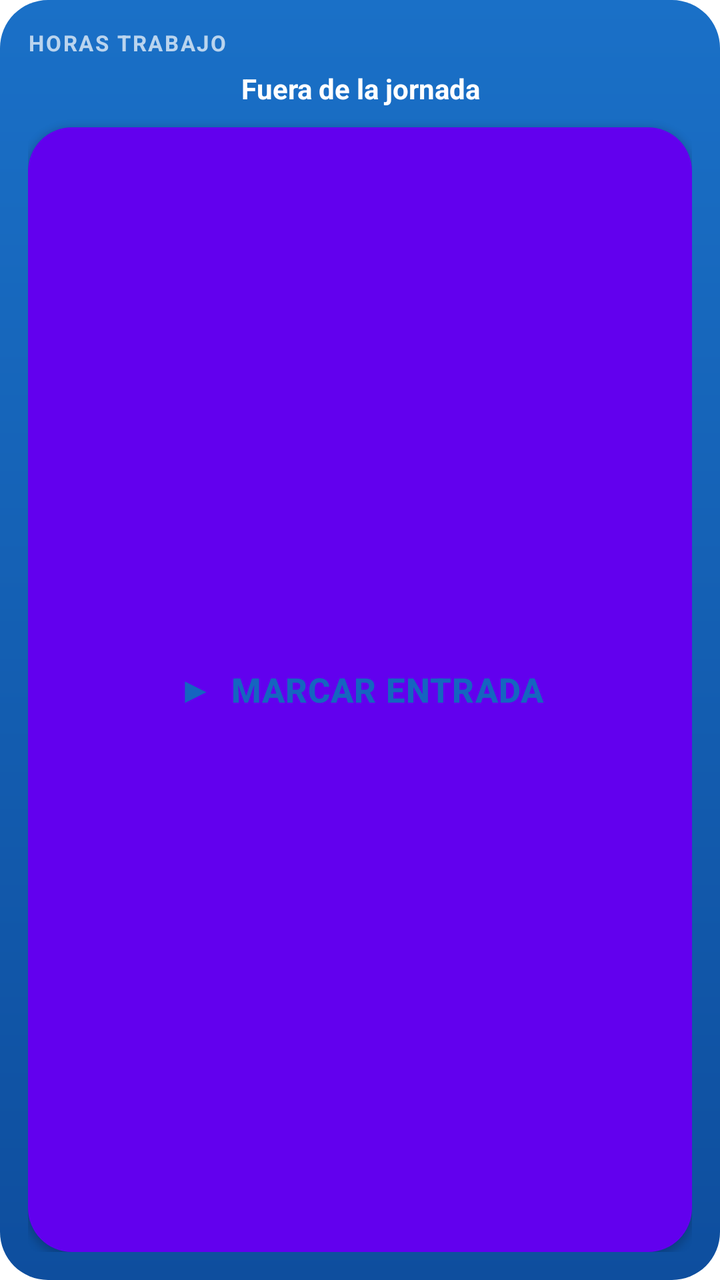
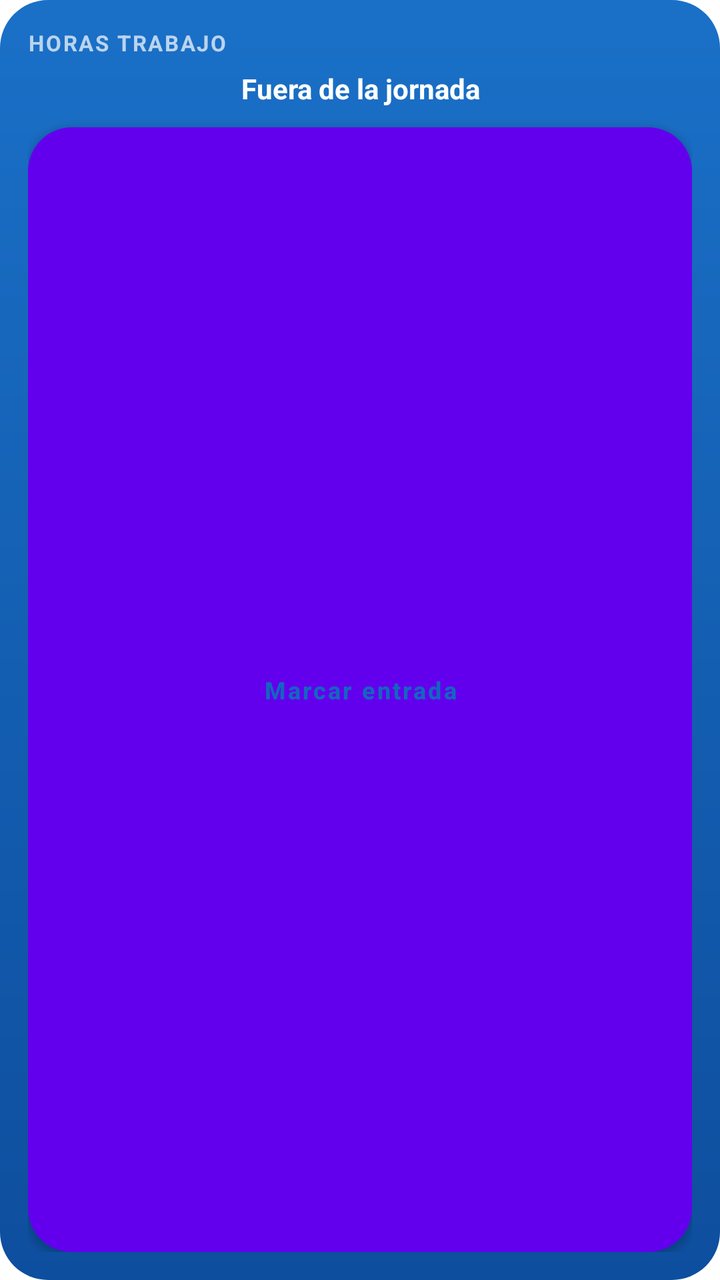

An Android layout rendered at two revisions. The XML below is the earlier revision; the diff shows what the commit changed to produce the second picture.
<!-- AndroidManifest.xml: fallback theme Theme.MaterialComponents.DayNight.NoActionBar -->
<!-- res/layout/home_widget_marcador.xml -->
<?xml version="1.0" encoding="utf-8"?>
<LinearLayout xmlns:android="http://schemas.android.com/apk/res/android"
    android:layout_width="match_parent"
    android:layout_height="match_parent"
    android:orientation="vertical"
    android:padding="14dp"
    android:background="@drawable/widget_background"
    android:id="@+id/marcador_container">

    <TextView
        android:id="@+id/marcador_titulo"
        android:layout_width="match_parent"
        android:layout_height="wrap_content"
        android:text="HORAS TRABAJO"
        android:textColor="#B3FFFFFF"
        android:textSize="11sp"
        android:textStyle="bold"
        android:letterSpacing="0.08" />

    <TextView
        android:id="@+id/marcador_estado"
        android:layout_width="match_parent"
        android:layout_height="wrap_content"
        android:layout_marginTop="6dp"
        android:gravity="center"
        android:textColor="#FFFFFF"
        android:textSize="14sp"
        android:textStyle="bold"
        android:maxLines="1"
        android:ellipsize="end"
        android:text="Fuera de la jornada" />

    
    <Button
        android:id="@+id/widget_boton_marcar"
        android:layout_width="match_parent"
        android:layout_height="0dp"
        android:layout_weight="1"
        android:layout_marginTop="10dp"
        android:minWidth="0dp"
        android:minHeight="0dp"
        android:background="@drawable/widget_btn_marcar_entrada"
        android:textColor="#1565C0"
        android:textSize="17sp"
        android:textStyle="bold"
        android:letterSpacing="0.02"
        android:text="▶  MARCAR ENTRADA" />
</LinearLayout>
<!-- resources referenced by this layout -->
<resources>
  <!-- drawable widget_background (drawable) -->
  <?xml version="1.0" encoding="utf-8"?>
  <shape xmlns:android="http://schemas.android.com/apk/res/android"
      android:shape="rectangle">
      <gradient
          android:angle="270"
          android:startColor="#1A70C7"
          android:endColor="#0E4E9E" />
      <corners android:radius="24dp" />
  </shape>
  <!-- drawable widget_btn_marcar_entrada (drawable) -->
  <?xml version="1.0" encoding="utf-8"?>
  <shape xmlns:android="http://schemas.android.com/apk/res/android"
      android:shape="rectangle">
      <solid android:color="#FFFFFF" />
      <corners android:radius="22dp" />
  </shape>
</resources>

<!-- the commit's change to res/layout/home_widget_marcador.xml (unified diff, before → after) -->
@@ -41,8 +41,8 @@
         android:minHeight="0dp"
         android:background="@drawable/widget_btn_marcar_entrada"
         android:textColor="#1565C0"
-        android:textSize="17sp"
+        android:textSize="12sp"
         android:textStyle="bold"
-        android:letterSpacing="0.02"
-        android:text="▶  MARCAR ENTRADA" />
+        android:textAllCaps="false"
+        android:text="Marcar entrada" />
 </LinearLayout>
